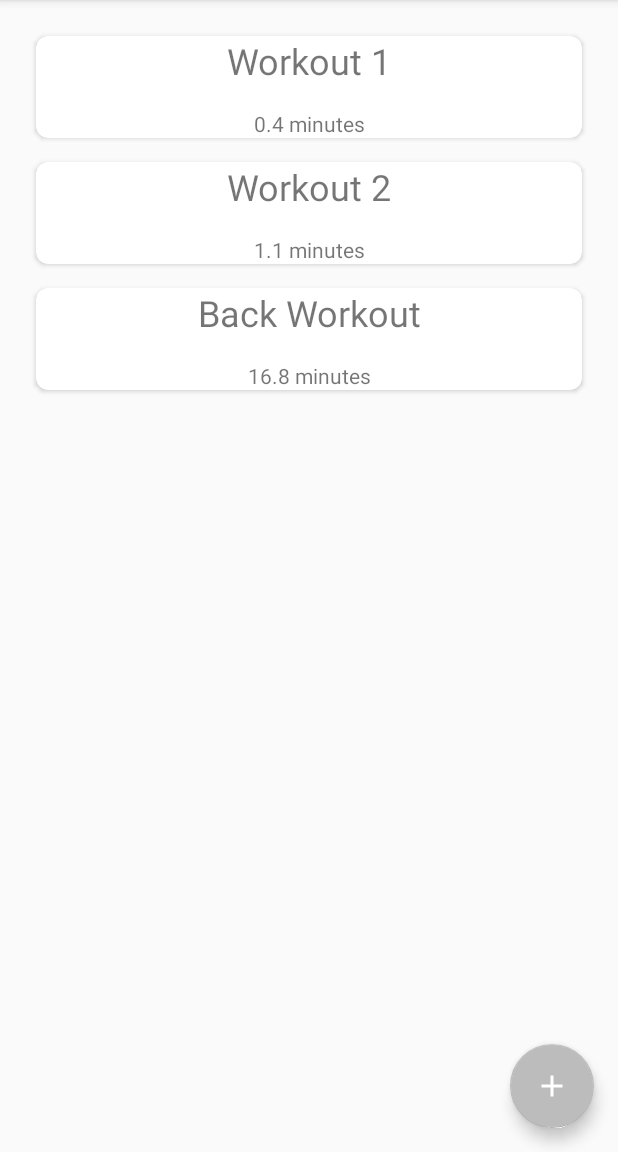
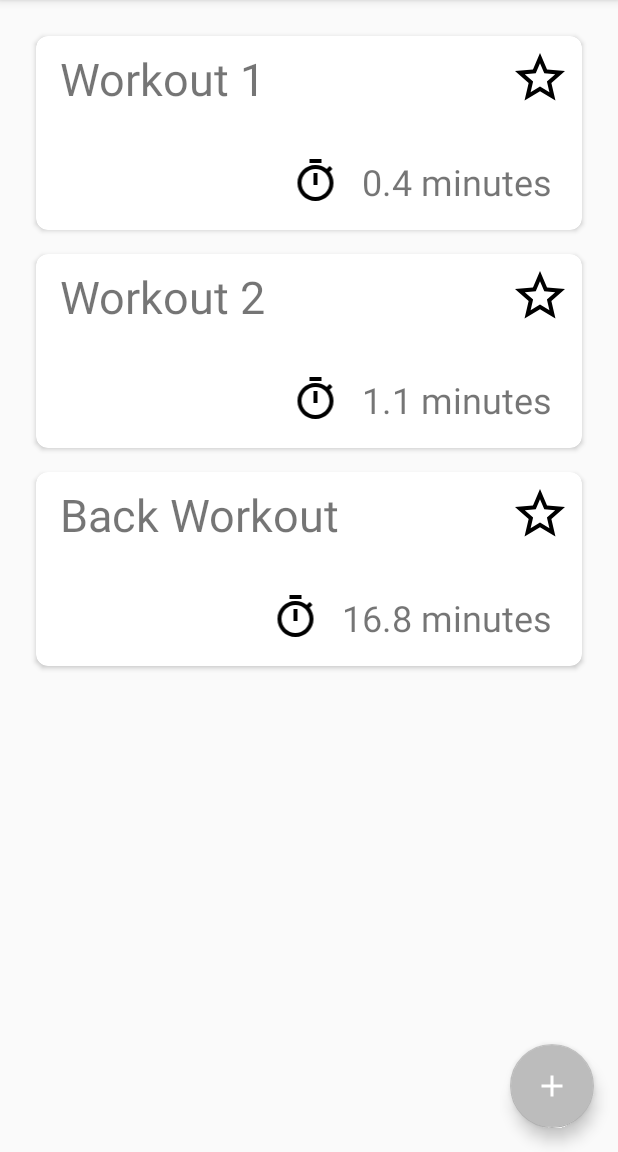
Before and after one commit to JacobHearst/IntervalTimer, an Android app: the screen it shows after launch (MainActivity), on a phone screen of 412 x 824 dp, the part 84-1236 px from its top. Run offline under Robolectric (Android 15) with nearby library versions, the phone set to English and light mode, and no system bars; our stand-ins replace Room's generated code, data binding, navigation-ui.

Commit message:
Added favorite button
Added favorite button

```diff
--- a/app/src/main/java/com/example/intervaltimer/WorkoutCardAdapter.kt
+++ b/app/src/main/java/com/example/intervaltimer/WorkoutCardAdapter.kt
@@ -8,6 +8,7 @@ import androidx.fragment.app.Fragment
 import androidx.navigation.fragment.NavHostFragment.findNavController
 import androidx.recyclerview.widget.RecyclerView
 import com.example.room.Workout
+import kotlinx.android.synthetic.main.workout_card.view.*
 
 /**
  * Adapter class for the Workout recycler view.
@@ -85,6 +86,20 @@ class WorkoutCardAdapter(): RecyclerView.Adapter<WorkoutCardAdapter.WorkoutHolde
                 // TODO: There is a Room workout, and then a second Workout class. Combine the two.
                 findNavController(fragment!!).navigate(LandingFragmentDirections.actionLandingFragmentToIntervalListFragment(Workout(0, workout.name, workout.length, false)));
             }
+
+            val favoriteButton = holder.workoutView.favoriteButton
+
+            favoriteButton.setOnClickListener {
+
+                // Flip value
+                workout.isFavorite = !workout.isFavorite
+
+                if(workout.isFavorite) {
+                    favoriteButton.background = fragment?.context?.getDrawable(R.drawable.ic_star_filled)
+                } else {
+                    favoriteButton.background = fragment?.context?.getDrawable(R.drawable.ic_star_empty)
+                }
+            }
         }
         else {
 
--- a/app/src/main/java/com/example/room/Workout.kt
+++ b/app/src/main/java/com/example/room/Workout.kt
@@ -16,7 +16,7 @@ import java.io.Serializable
 @Entity
 data class Workout(
     @PrimaryKey(autoGenerate=true) val id: Int?,
-    @ColumnInfo(name="w_name") val name: String,
-    @ColumnInfo(name="w_length") val length: Double,
-    @ColumnInfo(name="w_is_favorite") val isFavorite: Boolean
+    @ColumnInfo(name="w_name") var name: String,
+    @ColumnInfo(name="w_length") var length: Double,
+    @ColumnInfo(name="w_is_favorite") var isFavorite: Boolean
 ): Serializable
--- /dev/null
+++ b/app/src/main/res/drawable/ic_star_empty.xml
@@ -0,0 +1,9 @@
+<vector xmlns:android="http://schemas.android.com/apk/res/android"
+        android:width="24dp"
+        android:height="24dp"
+        android:viewportWidth="24.0"
+        android:viewportHeight="24.0">
+    <path
+        android:fillColor="#FF000000"
+        android:pathData="M22,9.24l-7.19,-0.62L12,2 9.19,8.63 2,9.24l5.46,4.73L5.82,21 12,17.27 18.18,21l-1.63,-7.03L22,9.24zM12,15.4l-3.76,2.27 1,-4.28 -3.32,-2.88 4.38,-0.38L12,6.1l1.71,4.04 4.38,0.38 -3.32,2.88 1,4.28L12,15.4z"/>
+</vector>
--- /dev/null
+++ b/app/src/main/res/drawable/ic_star_filled.xml
@@ -0,0 +1,5 @@
+<vector android:height="24dp" android:tint="#FFE63F"
+    android:viewportHeight="24.0" android:viewportWidth="24.0"
+    android:width="24dp" xmlns:android="http://schemas.android.com/apk/res/android">
+    <path android:fillColor="#FF000000" android:pathData="M12,17.27L18.18,21l-1.64,-7.03L22,9.24l-7.19,-0.61L12,2 9.19,8.63 2,9.24l5.46,4.73L5.82,21z"/>
+</vector>
--- /dev/null
+++ b/app/src/main/res/drawable/ic_stopwatch.xml
@@ -0,0 +1,9 @@
+<vector xmlns:android="http://schemas.android.com/apk/res/android"
+        android:width="24dp"
+        android:height="24dp"
+        android:viewportWidth="24.0"
+        android:viewportHeight="24.0">
+    <path
+        android:fillColor="#FF000000"
+        android:pathData="M15,1L9,1v2h6L15,1zM11,14h2L13,8h-2v6zM19.03,7.39l1.42,-1.42c-0.43,-0.51 -0.9,-0.99 -1.41,-1.41l-1.42,1.42C16.07,4.74 14.12,4 12,4c-4.97,0 -9,4.03 -9,9s4.02,9 9,9 9,-4.03 9,-9c0,-2.12 -0.74,-4.07 -1.97,-5.61zM12,20c-3.87,0 -7,-3.13 -7,-7s3.13,-7 7,-7 7,3.13 7,7 -3.13,7 -7,7z"/>
+</vector>
--- /dev/null
+++ b/app/src/main/res/drawable/oval_bubble_red.xml
@@ -0,0 +1,16 @@
+<shape xmlns:android="http://schemas.android.com/apk/res/android"
+    android:shape="rectangle">
+
+    <size
+        android:height="18dp"
+        android:width="32dp"/>
+
+    <corners android:radius="8dp"/>
+
+    <stroke
+        android:width="1dp"
+        android:color="#000000" />
+
+    <solid android:color="#FFFFFF"/>
+
+</shape>
--- a/app/src/main/res/layout/fragment_landing.xml
+++ b/app/src/main/res/layout/fragment_landing.xml
@@ -1,10 +1,10 @@
 <?xml version="1.0" encoding="utf-8"?>
 
-<layout>
+<layout xmlns:android="http://schemas.android.com/apk/res/android"
+    xmlns:app="http://schemas.android.com/apk/res-auto"
+    xmlns:tools="http://schemas.android.com/tools">
 
-    <androidx.constraintlayout.widget.ConstraintLayout xmlns:android="http://schemas.android.com/apk/res/android"
-        xmlns:app="http://schemas.android.com/apk/res-auto"
-        xmlns:tools="http://schemas.android.com/tools"
+    <androidx.constraintlayout.widget.ConstraintLayout
         android:id="@+id/frameLayout"
         android:layout_width="match_parent"
         android:layout_height="match_parent"
--- a/app/src/main/res/layout/workout_card.xml
+++ b/app/src/main/res/layout/workout_card.xml
@@ -1,8 +1,9 @@
 <?xml version="1.0" encoding="utf-8"?>
 <LinearLayout xmlns:android="http://schemas.android.com/apk/res/android"
+    xmlns:app="http://schemas.android.com/apk/res-auto"
+    xmlns:tools="http://schemas.android.com/tools"
     android:layout_width="match_parent"
     android:layout_height="wrap_content"
-    xmlns:app="http://schemas.android.com/apk/res-auto"
     android:orientation="vertical">
 
     <androidx.cardview.widget.CardView
@@ -15,27 +16,60 @@
         app:cardBackgroundColor="@color/cardview_light_background"
         app:cardCornerRadius="8dp">
 
-        <LinearLayout
+        <androidx.constraintlayout.widget.ConstraintLayout
+            android:id="@+id/constraintLayout"
             android:layout_width="match_parent"
-            android:layout_height="match_parent"
-            android:orientation="vertical">
+            android:layout_height="match_parent">
 
             <TextView
                 android:id="@+id/workoutNameText"
-                android:layout_width="match_parent"
+                android:layout_width="wrap_content"
                 android:layout_height="wrap_content"
+                android:layout_marginStart="16dp"
+                android:layout_marginTop="8dp"
+                android:text="Sample Workout Name"
+                android:textAlignment="textStart"
+                android:textSize="30sp"
+                app:layout_constraintStart_toStartOf="parent"
+                app:layout_constraintTop_toTopOf="parent" />
+
+            <ImageView
+                android:id="@+id/stopwatchView"
+                android:layout_width="38dp"
+                android:layout_height="32dp"
+                android:layout_marginEnd="12dp"
                 android:layout_marginBottom="16dp"
-                android:text="Sample Workout Name"
-                android:textAlignment="center"
-                android:textSize="24sp" />
+                app:layout_constraintBottom_toBottomOf="@+id/workoutTimeText"
+                app:layout_constraintEnd_toStartOf="@+id/workoutTimeText"
+                app:layout_constraintTop_toTopOf="@+id/workoutTimeText"
+                app:layout_constraintVertical_bias="0.0"
+                app:srcCompat="@drawable/ic_stopwatch" />
 
             <TextView
                 android:id="@+id/workoutTimeText"
-                android:layout_width="match_parent"
+                android:layout_width="wrap_content"
                 android:layout_height="wrap_content"
+                android:layout_marginTop="32dp"
+                android:layout_marginEnd="20dp"
+                android:layout_marginBottom="16dp"
                 android:text="10:05"
-                android:textAlignment="center" />
-        </LinearLayout>
+                android:textAlignment="center"
+                android:textSize="24sp"
+                app:layout_constraintBottom_toBottomOf="parent"
+                app:layout_constraintEnd_toEndOf="parent"
+                app:layout_constraintTop_toBottomOf="@+id/workoutNameText"
+                app:layout_constraintVertical_bias="1.0" />
+
+            <Button
+                android:id="@+id/favoriteButton"
+                android:layout_width="40dp"
+                android:layout_height="40dp"
+                android:layout_marginTop="8dp"
+                android:layout_marginEnd="8dp"
+                android:background="@drawable/ic_star_empty"
+                app:layout_constraintEnd_toEndOf="parent"
+                app:layout_constraintTop_toTopOf="parent" />
+        </androidx.constraintlayout.widget.ConstraintLayout>
     </androidx.cardview.widget.CardView>
 
 </LinearLayout>
```
